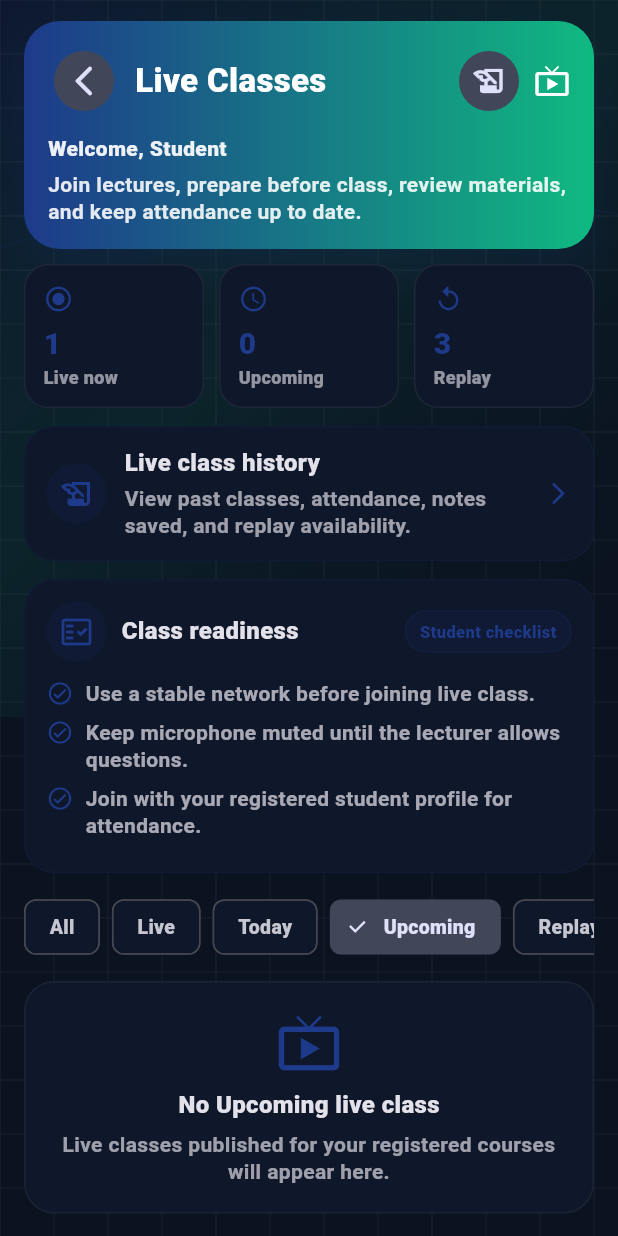
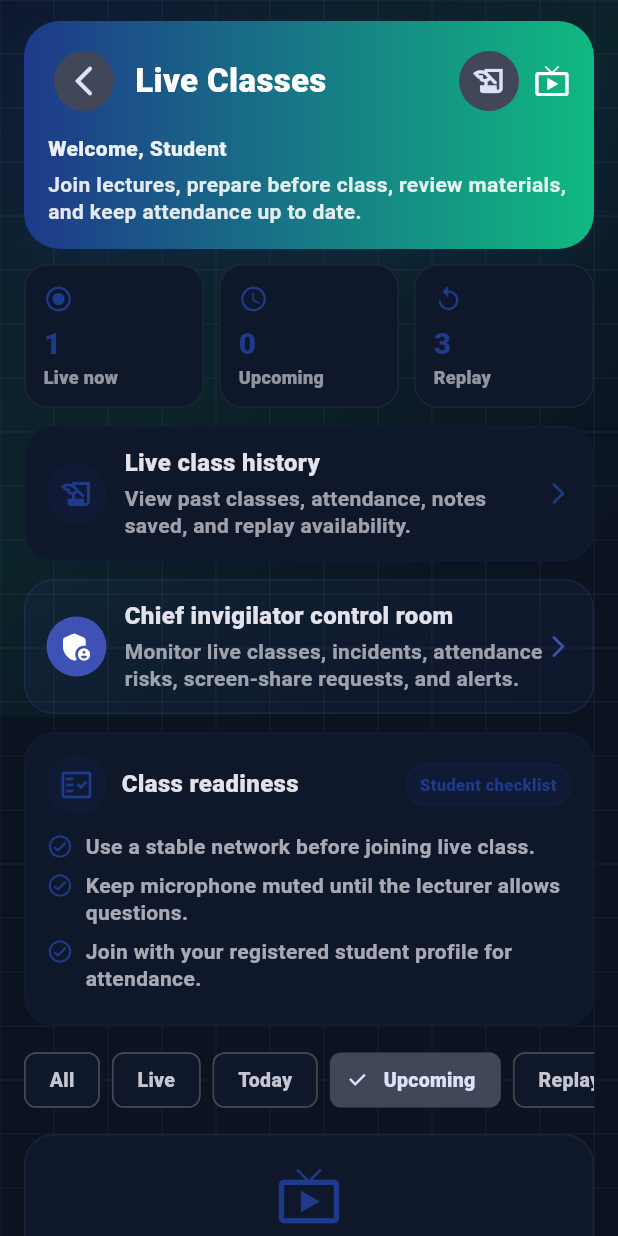
Before and after one commit to Bkzazzau1/k-slas-my-course, a Flutter app: the LiveSessionsHubView screen opened by its route, after a tap on "Upcoming", on a phone screen of 412 x 824 dp. Run offline on Flutter 3.47's test engine with Material 3 defaults, Android fonts, the phone set to English and light mode, and no system bars; our stand-ins replace camera, file_picker, get, get_storage, video_player; missing offline and left inert: dart:ffi, flutter_rust_bridge, livekit_client, record; accounts and stored records are empty.

Commit message:
Add chief invigilator control room shortcut

```diff
--- a/lib/modules/live_sessions/view/live_sessions_hub_view.dart
+++ b/lib/modules/live_sessions/view/live_sessions_hub_view.dart
@@ -61,6 +61,8 @@ class _LiveSessionsHubViewState extends State<LiveSessionsHubView> {
                     ),
                     const SizedBox(height: 12),
                     _HistoryShortcutCard(onTap: () => Get.toNamed(Routes.liveClassHistory)),
+                    const SizedBox(height: 12),
+                    _ControlRoomShortcutCard(onTap: () => Get.toNamed(Routes.liveChiefOverview)),
                     const SizedBox(height: 12),
                     const _ReadinessCard(),
                     const SizedBox(height: 12),
@@ -203,12 +205,41 @@ class _HistoryShortcutCard extends StatelessWidget {
   }
 }
 
+class _ControlRoomShortcutCard extends StatelessWidget {
+  const _ControlRoomShortcutCard({required this.onTap});
+
+  final VoidCallback onTap;
+
+  @override
+  Widget build(BuildContext context) {
+    final cs = Theme.of(context).colorScheme;
+    return InkWell(
+      onTap: onTap,
+      borderRadius: BorderRadius.circular(20),
+      child: Container(
+        padding: const EdgeInsets.all(14),
+        decoration: BoxDecoration(
+          color: Colors.indigo.withValues(alpha: 0.08),
+          borderRadius: BorderRadius.circular(20),
+          border: Border.all(color: Colors.indigo.withValues(alpha: 0.20)),
+        ),
+        child: Row(children: [
+          const CircleAvatar(backgroundColor: Colors.indigo, child: Icon(Icons.admin_panel_settings_rounded, color: Colors.white)),
+          const SizedBox(width: 12),
+          Expanded(child: Column(crossAxisAlignment: CrossAxisAlignment.start, children: [Text('Chief invigilator control room', style: TextStyle(color: cs.onSurface, fontWeight: FontWeight.w900, fontSize: 16)), const SizedBox(height: 4), Text('Monitor live classes, incidents, attendance risks, screen-share requests, and alerts.', style: TextStyle(color: cs.onSurface.withValues(alpha: 0.68), fontWeight: FontWeight.w700))])),
+          const Icon(Icons.arrow_forward_ios_rounded, size: 18, color: Colors.indigo),
+        ]),
+      ),
+    );
+  }
+}
+
 class _ReadinessCard extends StatelessWidget {
   const _ReadinessCard();
   @override
   Widget build(BuildContext context) {
     final cs = Theme.of(context).colorScheme;
-    return Container(padding: const EdgeInsets.all(14), decoration: BoxDecoration(color: cs.surface, borderRadius: BorderRadius.circular(20), border: Border.all(color: cs.primary.withValues(alpha: 0.10))), child: Column(crossAxisAlignment: CrossAxisAlignment.start, children: [Row(children: [CircleAvatar(backgroundColor: cs.primary.withValues(alpha: 0.10), child: Icon(Icons.fact_check_outlined, color: cs.primary)), const SizedBox(width: 10), Expanded(child: Text('Class readiness', style: TextStyle(color: cs.onSurface, fontWeight: FontWeight.w900, fontSize: 16))), _MiniPill(text: 'Student checklist', tone: cs.primary)]), const SizedBox(height: 12), const _CheckLine(text: 'Use a stable network before joining live class.'), const _CheckLine(text: 'Keep microphone muted until the lecturer allows questions.'), const _CheckLine(text: 'Join with your registered student profile for attendance.')]));
+    return Container(padding: const EdgeInsets.all(14), decoration: BoxDecoration(color: cs.surface, borderRadius: BorderRadius.circular(20), border: Border.all(color: cs.primary.withValues(alpha: 0.10))), child: Column(crossAxisAlignment: CrossAxisAlignment.start, children: [Row(children: [CircleAvatar(backgroundColor: cs.primary.withValues(alpha: 0.10), child: Icon(Icons.fact_check_outlined, color: cs.primary)), const SizedBox(width: 10), Expanded(child: Text('Class readiness', style: TextStyle(color: cs.onSurface, fontWeight: FontWeight.w900, fontSize: 16))), _MiniPill(text: 'Student checklist', tone: cs.primary)]), const SizedBox(height: 12), const _CheckLine(text: 'Use a stable network before joining live class.'), const _CheckLine(text: 'Keep microphone muted until the lecturer allows questions.'), const _CheckLine(text: 'Join with your registered student profile for attendance.')])) ;
   }
 }
 
```
